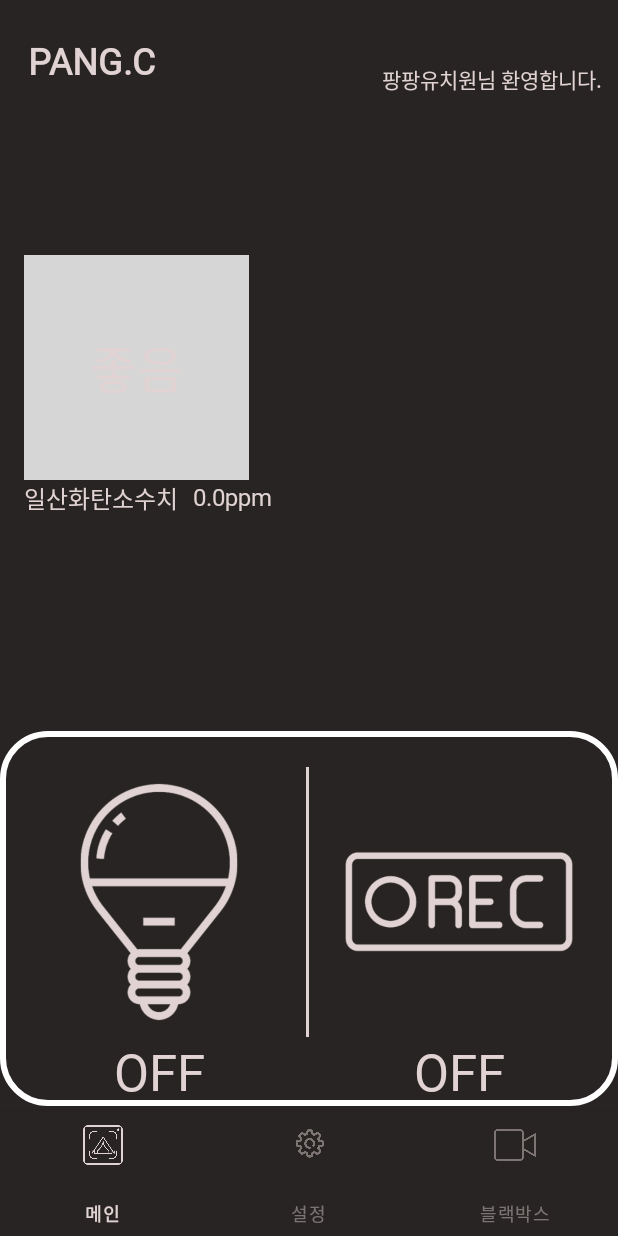
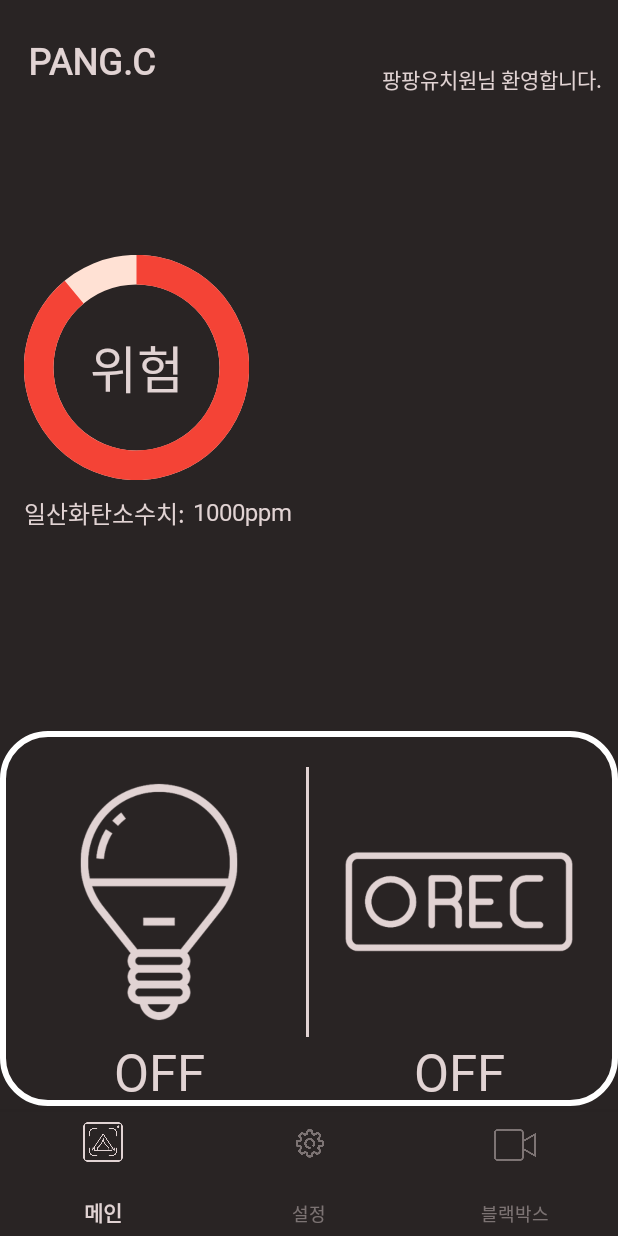
Before and after one commit to 2021-SMHRD-KDT-New-IoT-1/PANGPANG, an Android app: the screen it shows after launch (MainActivity), on a phone screen of 412 x 824 dp. Run offline under Robolectric (Android 15) with nearby library versions, the phone set to English and light mode, and no system bars; Roboto replaces fonts that are not available here.

Commit message:
final 수정.5

```diff
--- a/app/src/main/java/com/cjh/finalproject/main.java
+++ b/app/src/main/java/com/cjh/finalproject/main.java
@@ -1,25 +1,39 @@
 package com.cjh.finalproject;
 
+import android.content.Intent;
 import android.graphics.Color;
+import android.graphics.PorterDuff;
 import android.graphics.drawable.Drawable;
 import android.os.Bundle;
 
+import androidx.annotation.NonNull;
 import androidx.fragment.app.Fragment;
 
+import android.os.Handler;
+import android.os.Message;
 import android.view.LayoutInflater;
 import android.view.View;
 import android.view.ViewGroup;
 import android.widget.Button;
 import android.widget.ImageButton;
+import android.widget.ProgressBar;
 import android.widget.TextView;
 
 
 public class main extends Fragment {
-    private ImageButton led_btn;
-    private ImageButton rec_btn;
-    private TextView led_on;
-    private TextView rec_on;
+    private ImageButton btn_led;
+    private ImageButton btn_rec;
+    private TextView tv_led;
+    private TextView tv_rec;
+    private TextView tv_progress;
+    private TextView tv_COdt;
     String check = "off";
+    ProgressBar pb;
+    int max = 120;
+    int speed = 30; // 값 올릴수록 Progress 채워지는 속도 느려짐
+
+    int lv1 = 40, lv2 = 80;
+    int coLv1 = Color.parseColor("#C6FF00"), coLv2 = Color.parseColor("#FFFF00"), coLv3 = Color.parseColor("#F44336");
 
     @Override
     public View onCreateView(LayoutInflater inflater, ViewGroup container,
@@ -27,51 +41,95 @@ public class main extends Fragment {
 
         View v = inflater.inflate(R.layout.fragment_main, container, false);
 
-        led_btn = v.findViewById(R.id.led_btn);
-        rec_btn = v.findViewById(R.id.rec_btn);
-        led_on = v.findViewById(R.id.led_on);
-        rec_on = v.findViewById(R.id.rec_on);
+        btn_led = v.findViewById(R.id.btn_led);
+        btn_rec = v.findViewById(R.id.btn_rec);
+        tv_led = v.findViewById(R.id.tv_led);
+        tv_rec = v.findViewById(R.id.tv_rec);
+        tv_progress = v.findViewById(R.id.tv_progress);
+        tv_COdt = v.findViewById(R.id.tv_COdt);
+        pb = (ProgressBar) v.findViewById(R.id.progress_bar);
+        pb.setProgress(70);
 
-        led_btn.setOnClickListener(new View.OnClickListener() {
+        new PrograssThread(max).start();
+
+        btn_led.setOnClickListener(new View.OnClickListener() {
             @Override
             public void onClick(View v) {
-                Drawable bg = led_btn.getBackground();
+                Drawable bg = btn_led.getBackground();
                 if (check == "off") {
                     bg.setTint(Color.parseColor("#FBC02D"));
-                    led_on.setText("ON");
-                    led_on.setTextColor(Color.parseColor("#FBC02D"));
+                    tv_led.setText("ON");
+                    tv_led.setTextColor(Color.parseColor("#FBC02D"));
                     check = "on";
+
                 } else {
                     bg.setTint(Color.parseColor("#E1D3D3"));
-                    led_on.setText("OFF");
-                    led_on.setTextColor(Color.parseColor("#E1D3D3"));
+                    tv_led.setText("OFF");
+                    tv_led.setTextColor(Color.parseColor("#E1D3D3"));
                     check = "off";
                 }
             }
         });
 
-        rec_btn.setOnClickListener(new View.OnClickListener() {
+        btn_rec.setOnClickListener(new View.OnClickListener() {
             @Override
             public void onClick(View v) {
-                Drawable bg2 = rec_btn.getBackground();
+                Drawable bg2 = btn_rec.getBackground();
                 if (check == "off") {
                     bg2.setTint(Color.parseColor("#D50000"));
-                    rec_on.setText("ON");
-                    rec_on.setTextColor(Color.parseColor("#D50000"));
+                    tv_rec.setText("ON");
+                    tv_rec.setTextColor(Color.parseColor("#D50000"));
                     check = "on";
                 } else {
                     bg2.setTint(Color.parseColor("#E1D3D3"));
-                    rec_on.setText("OFF");
-                    rec_on.setTextColor(Color.parseColor("#E1D3D3"));
+                    tv_rec.setText("OFF");
+                    tv_rec.setTextColor(Color.parseColor("#E1D3D3"));
                     check = "off";
                 }
             }
         });
 
+        return v;
+    }
 
+    Handler handler = new Handler() {
+        @Override
+        public void handleMessage(@NonNull Message msg) {
+            pb.setProgress(msg.arg1);
+            if (msg.arg1 < lv1) {
+                pb.getProgressDrawable().setColorFilter(coLv1, PorterDuff.Mode.ADD);
+            } else if (msg.arg1 < lv2) {
+                pb.getProgressDrawable().setColorFilter(coLv2, PorterDuff.Mode.ADD);
+                tv_progress.setText("주의");
+                tv_COdt.setText("500ppm");
+            } else {
+                pb.getProgressDrawable().setColorFilter(coLv3, PorterDuff.Mode.ADD);
+                tv_progress.setText("위험");
+                tv_COdt.setText("1000ppm");
+            }
+        }
+    };
 
-        return v;
+    class PrograssThread extends Thread {
+        private int max;
 
+        PrograssThread(int max) {
+            this.max = max;
+        }
 
+        @Override
+        public void run() {
+            for (int i = 0; i < max; i++) {
+                Message msg = new Message();
+                msg.arg1 = i;
+
+                try {
+                    Thread.sleep(speed);
+                    handler.sendMessage(msg);
+                } catch (InterruptedException e) {
+                    e.printStackTrace();
+                }
+            }
+        }
     }
 }
--- /dev/null
+++ b/app/src/main/res/drawable/progressbar.xml
@@ -0,0 +1,28 @@
+<?xml version="1.0" encoding="utf-8"?>
+<layer-list xmlns:android="http://schemas.android.com/apk/res/android">
+    <item android:id="@android:id/background">
+        <shape
+            android:innerRadiusRatio="2.71"
+            android:thicknessRatio="7.6"
+            android:shape="ring"
+            android:useLevel="false"
+            android:type="sweep">
+            <solid android:color="#9E9E9E" />
+        </shape>
+    </item>
+
+    <item android:id="@android:id/progress">
+        <rotate
+            android:fromDegrees="270"
+            android:toDegrees="270">
+            <shape
+                android:innerRadiusRatio="2.71"
+                android:thicknessRatio="7.6"
+                android:shape="ring"
+                android:angle="0"
+                android:type="sweep">
+            </shape>
+        </rotate>
+    </item>
+
+</layer-list>
--- a/app/src/main/res/layout/fragment_main.xml
+++ b/app/src/main/res/layout/fragment_main.xml
@@ -83,56 +83,36 @@
         app:layout_constraintHorizontal_bias="0.0"
         app:layout_constraintStart_toStartOf="parent" />
 
-    <ProgressBar
-        android:id="@+id/progress_bar"
-        android:layout_width="150dp"
-        android:layout_height="150dp"
-        android:indeterminateOnly="false"
-        android:progressDrawable="@drawable/progressbar"
-        app:layout_constraintBottom_toBottomOf="parent"
-        app:layout_constraintEnd_toEndOf="parent"
-        app:layout_constraintHorizontal_bias="0.061"
-        app:layout_constraintStart_toStartOf="parent"
-        app:layout_constraintTop_toTopOf="parent"
-        app:layout_constraintVertical_bias="0.172"
-        tools:progress="0" />
 
     <TextView
         android:id="@+id/textView3"
         android:layout_width="wrap_content"
         android:layout_height="wrap_content"
-        android:text="일산화탄소수치"
+        android:layout_marginTop="10dp"
         android:fontFamily="@font/g_medium"
+        android:text="일산화탄소수치:"
         android:textColor="#E1D3D3"
         android:textSize="16sp"
         app:layout_constraintStart_toStartOf="@+id/progress_bar"
         app:layout_constraintTop_toBottomOf="@+id/progress_bar" />
 
     <TextView
-        android:id="@+id/textView7"
+        android:id="@+id/tv_COdt"
         android:layout_width="wrap_content"
         android:layout_height="wrap_content"
-        android:layout_marginStart="10dp"
+        android:layout_marginStart="5dp"
+        android:layout_marginTop="10dp"
         android:fontFamily="@font/g_medium"
-        android:text="0.0"
+        android:text="0.0ppm"
         android:textColor="#E1D3D3"
         android:textSize="16sp"
         app:layout_constraintStart_toEndOf="@+id/textView3"
         app:layout_constraintTop_toBottomOf="@+id/progress_bar" />
 
-    <TextView
-        android:id="@+id/textView8"
-        android:layout_width="wrap_content"
-        android:layout_height="wrap_content"
-        android:text="ppm"
-        android:fontFamily="@font/g_medium"
-        android:textColor="#E1D3D3"
-        android:textSize="16sp"
-        app:layout_constraintStart_toEndOf="@+id/textView7"
-        app:layout_constraintTop_toBottomOf="@+id/progress_bar" />
+
 
     <TextView
-        android:id="@+id/textView9"
+        android:id="@+id/tv_progress"
         android:layout_width="wrap_content"
         android:layout_height="wrap_content"
         android:fontFamily="@font/g_medium"
@@ -144,4 +124,22 @@
         app:layout_constraintStart_toStartOf="@+id/progress_bar"
         app:layout_constraintTop_toTopOf="@+id/progress_bar" />
 
+    <ProgressBar
+        android:id="@+id/progress_bar"
+        android:layout_width="150dp"
+        android:layout_height="150dp"
+        android:indeterminateOnly="false"
+        android:max="100"
+        android:progress="0"
+        android:progressBackgroundTint="#FBE7C6"
+        android:progressDrawable="@drawable/progressbar"
+        android:progressTint="#EDBF41"
+        app:layout_constraintBottom_toBottomOf="parent"
+        app:layout_constraintEnd_toEndOf="parent"
+        app:layout_constraintHorizontal_bias="0.061"
+        app:layout_constraintStart_toStartOf="parent"
+        app:layout_constraintTop_toTopOf="parent"
+        app:layout_constraintVertical_bias="0.172"
+        />
+
 </androidx.constraintlayout.widget.ConstraintLayout>
--- a/app/src/main/res/values/colors.xml
+++ b/app/src/main/res/values/colors.xml
@@ -1,7 +1,7 @@
 <?xml version="1.0" encoding="utf-8"?>
 <resources>
     <color name="purple_200">#FFBB86FC</color>
-    <color name="purple_500">#AB000000</color>
+    <color name="purple_500">#B7000000</color>
     <color name="purple_700">#FF3700B3</color>
     <color name="teal_200">#FF03DAC5</color>
     <color name="teal_700">#FF018786</color>
--- a/app/src/main/res/values/themes.xml
+++ b/app/src/main/res/values/themes.xml
@@ -1,6 +1,6 @@
 <resources xmlns:tools="http://schemas.android.com/tools">
     <!-- Base application theme. -->
-    <style name="Theme.FinalProject" parent="Theme.MaterialComponents.Light.NoActionBar">
+    <style name="Theme.FinalProject" parent="Theme.AppCompat.Light.NoActionBar">
         <!-- Primary brand color. -->
         <item name="colorPrimary">@color/purple_500</item>
         <item name="colorPrimaryVariant">@color/purple_700</item>
```
Also changed, not shown: app/src/main/AndroidManifest.xml (+8 -3 lines), app/src/main/java/com/cjh/finalproject/Firebar.java (deleted, +0 -78 lines), app/src/main/java/com/cjh/finalproject/MainActivity.java (+7 -1 lines), app/src/main/res/drawable/button_login.xml (+18 -4 lines), app/src/main/res/drawable/setting_bar.xml (+24 -11 lines), app/src/main/res/layout/activity_firebar.xml (deleted, +0 -60 lines), app/src/main/res/layout/fragment_setting.xml (+12 -3 lines).
